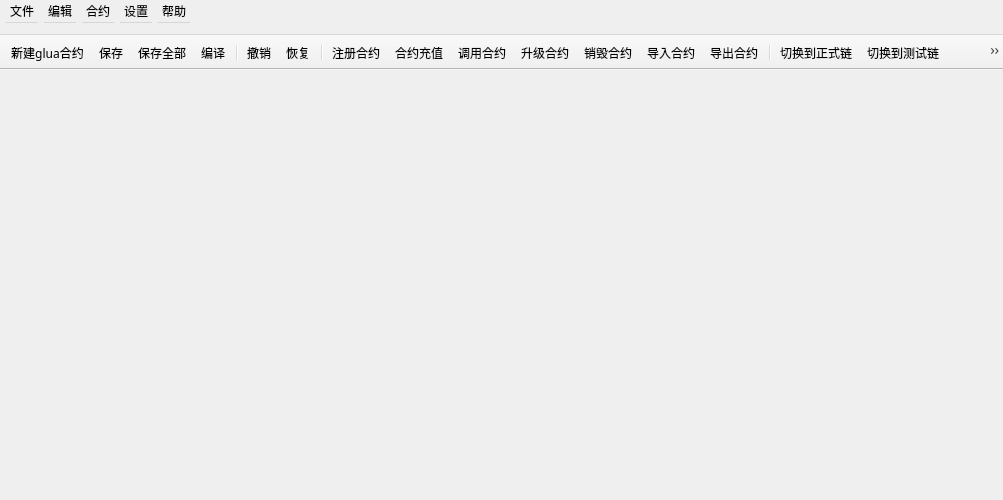
Above: mainwindow.ui from HcashOrg/HX-IDE before the change. Below: the same form after it.
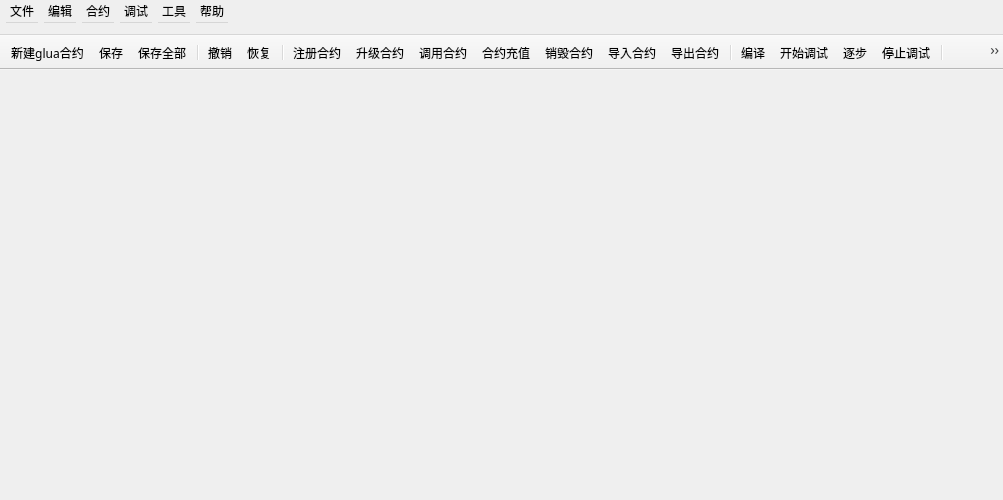
That is the form after the change. Icons and pictures are not drawn.

What changed in the file:
```diff
--- a/mainwindow.ui
+++ b/mainwindow.ui
@@ -106,7 +106,7 @@
    </widget>
    <widget class="QMenu" name="setMenu">
     <property name="title">
-     <string>设置</string>
+     <string>工具</string>
     </property>
     <addaction name="changeToFormalChainAction"/>
     <addaction name="changeToTestChainAction"/>
@@ -130,9 +130,20 @@
     <addaction name="undoAction"/>
     <addaction name="redoAction"/>
    </widget>
+   <widget class="QMenu" name="debugMenu">
+    <property name="title">
+     <string>调试</string>
+    </property>
+    <addaction name="compileAction"/>
+    <addaction name="separator"/>
+    <addaction name="debugAction"/>
+    <addaction name="stepAction"/>
+    <addaction name="stopAction"/>
+   </widget>
    <addaction name="fileMenu"/>
    <addaction name="editMenu"/>
    <addaction name="contractMenu"/>
+   <addaction name="debugMenu"/>
    <addaction name="setMenu"/>
    <addaction name="helpMenu"/>
   </widget>
@@ -158,21 +169,24 @@
    <addaction name="newContractAction_glua"/>
    <addaction name="saveAction"/>
    <addaction name="saveAllAction"/>
-   <addaction name="compileAction"/>
    <addaction name="separator"/>
    <addaction name="undoAction"/>
    <addaction name="redoAction"/>
    <addaction name="separator"/>
    <addaction name="registerAction"/>
-   <addaction name="transferAction"/>
-   <addaction name="callAction"/>
    <addaction name="upgradeAction"/>
+   <addaction name="callAction"/>
+   <addaction name="transferAction"/>
    <addaction name="withdrawAction"/>
    <addaction name="importAction"/>
    <addaction name="exportAction"/>
    <addaction name="separator"/>
-   <addaction name="changeToFormalChainAction"/>
-   <addaction name="changeToTestChainAction"/>
+   <addaction name="compileAction"/>
+   <addaction name="debugAction"/>
+   <addaction name="stepAction"/>
+   <addaction name="stopAction"/>
+   <addaction name="separator"/>
+   <addaction name="changeChainAction"/>
    <addaction name="enterSandboxAction"/>
    <addaction name="exitSandboxAction"/>
    <addaction name="consoleAction"/>
@@ -313,12 +327,12 @@
     <string>关于</string>
    </property>
   </action>
-  <action name="changeToTestChainAction">
-   <property name="text">
-    <string>切换到测试链</string>
+  <action name="changeChainAction">
+   <property name="icon">
+    <iconset resource="chain.qrc">
+     <normaloff>:/pic/changeToFormal_enable.png</normaloff>
+     <disabledoff>:/pic/changeToFormal_disable.png</disabledoff>:/pic/changeToFormal_enable.png</iconset>
    </property>
-  </action>
-  <action name="changeToFormalChainAction">
    <property name="text">
     <string>切换到正式链</string>
    </property>
@@ -356,6 +370,39 @@
     <string>全部关闭</string>
    </property>
   </action>
+  <action name="debugAction">
+   <property name="icon">
+    <iconset resource="chain.qrc">
+     <normaloff>:/pic/startDebug_enable.png</normaloff>
+     <disabledoff>:/pic/startDebug_disable.png</disabledoff>:/pic/startDebug_enable.png</iconset>
+   </property>
+   <property name="text">
+    <string>开始调试</string>
+   </property>
+   <property name="shortcut">
+    <string>F5</string>
+   </property>
+  </action>
+  <action name="stopAction">
+   <property name="icon">
+    <iconset resource="chain.qrc">
+     <normaloff>:/pic/stop_enable.png</normaloff>
+     <disabledoff>:/pic/stop_disable.png</disabledoff>:/pic/stop_enable.png</iconset>
+   </property>
+   <property name="text">
+    <string>停止调试</string>
+   </property>
+  </action>
+  <action name="stepAction">
+   <property name="icon">
+    <iconset resource="chain.qrc">
+     <normaloff>:/pic/step_enable.png</normaloff>
+     <disabledoff>:/pic/step_disable.png</disabledoff>:/pic/step_enable.png</iconset>
+   </property>
+   <property name="text">
+    <string>逐步</string>
+   </property>
+  </action>
  </widget>
  <layoutdefault spacing="6" margin="11"/>
  <resources/>
```
Left out of the diff: 120 changed lines with no effect on the pictures.
